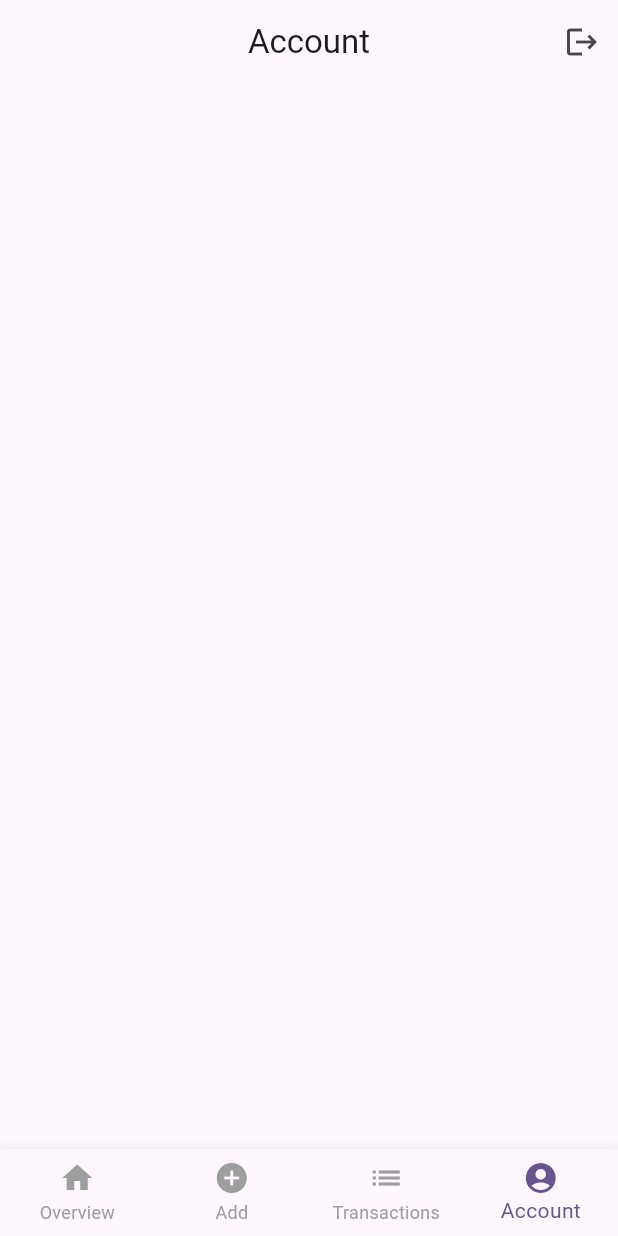
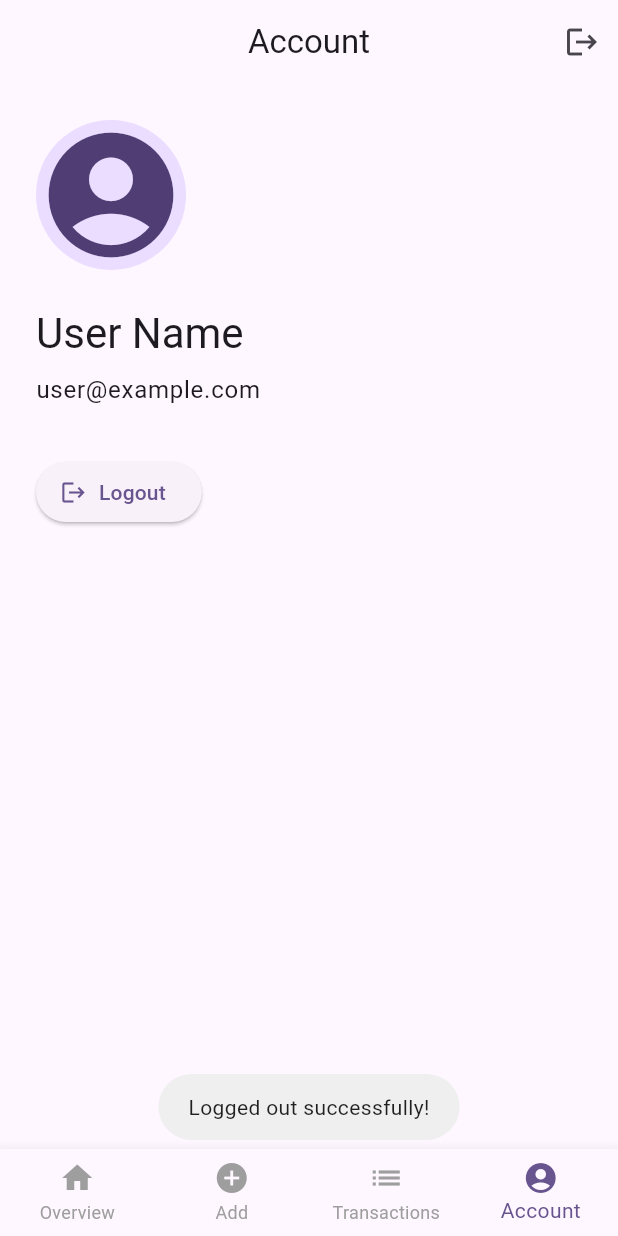
Before and after one commit to DamianoLuzi/CashFlowFlutter, a Flutter app: the screen it shows once a user with an empty profile is signed in, item 4 of the bottom bar chosen, after a tap on the "logout" icon, on a phone screen of 412 x 824 dp. Run offline on Flutter 3.47's test engine with Material 3 defaults, Android fonts, the phone set to English and light mode, and no system bars; our stand-ins replace cloud_firestore, firebase_auth, firebase_core, flutter_dotenv, fluttertoast, image_picker and 1 more; accounts and stored records are empty.

```diff
--- a/lib/main.dart
+++ b/lib/main.dart
@@ -1,10 +1,13 @@
 import 'package:flutter/material.dart';
-import 'package:flutterapp/screens/auth_service.dart';
+import 'package:flutterapp/repository/auth_service.dart';
 import 'package:firebase_core/firebase_core.dart';
 import 'package:firebase_auth/firebase_auth.dart';
 import 'package:flutterapp/screens/home.dart';
 import 'package:flutterapp/screens/login.dart';
 import 'package:flutterapp/screens/signup.dart';
+import 'package:flutterapp/viewmodels/category_view_model.dart';
+import 'package:flutterapp/viewmodels/transaction_view_model.dart';
+import 'package:provider/provider.dart';
 import 'package:supabase_flutter/supabase_flutter.dart' hide User;
 import 'package:flutter_dotenv/flutter_dotenv.dart';
 
@@ -22,14 +25,27 @@ void main() async {
   );
   WidgetsFlutterBinding.ensureInitialized();
   await Firebase.initializeApp(); // Initialize Firebase
-  runApp(const MyApp());
+  //runApp(const MyApp());
+  runApp(
+    MultiProvider(
+    providers: [
+      Provider<AuthService>(create: (_) => AuthService()),
+      ChangeNotifierProvider(create: (_) => CategoryViewModel()),
+      ChangeNotifierProvider(create: (_) => TransactionViewModel()),
+      // Add other providers/services as needed
+    ],
+      child: const MyApp(),
+    ),
+  );
 }
 
 class MyApp extends StatelessWidget {
+
   const MyApp({super.key});
 
   @override
   Widget build(BuildContext context) {
+    final authService = Provider.of<AuthService>(context, listen: false);
     return MaterialApp(
       title: 'ExpTrackPM Flutter',
       theme: ThemeData(
@@ -37,7 +53,8 @@ class MyApp extends StatelessWidget {
         useMaterial3: true,
       ),
       home: StreamBuilder<User?>(
-        stream: AuthService().authStateChanges,
+        stream: authService.authStateChanges,
+        //AuthService().authStateChanges,
         builder: (context, snapshot) {
           if (snapshot.connectionState == ConnectionState.waiting) {
             return const Center(child: CircularProgressIndicator());
--- a/lib/models/budget.dart
+++ b/lib/models/budget.dart
@@ -6,14 +6,12 @@ class Budget {
   final String userId;
   final String category;
   final double amount;
-  final Timestamp createdAt;
 
   Budget({
     this.id,
     required this.userId,
     required this.category,
     required this.amount,
-    required this.createdAt,
   });
 
   factory Budget.fromFirestore(DocumentSnapshot doc) {
@@ -22,8 +20,7 @@ class Budget {
       id: doc.id,
       userId: data['userId'] ?? '',
       category: data['category'] ?? '',
-      amount: (data['amount'] as num?)?.toDouble() ?? 0.0,
-      createdAt: data['createdAt'] ?? Timestamp.now(),
+      amount: (data['amount'] as num?)?.toDouble() ?? 0.0
     );
   }
 
@@ -32,7 +29,6 @@ class Budget {
       'userId': userId,
       'category': category,
       'amount': amount,
-      'createdAt': createdAt,
     };
   }
 }
--- a/lib/screens/home.dart
+++ b/lib/screens/home.dart
@@ -1,5 +1,7 @@
 import 'package:flutter/material.dart';
-import 'package:flutterapp/screens/auth_service.dart';
+import 'package:flutterapp/screens/add_transaction.dart';
+import 'package:flutterapp/repository/auth_service.dart';
+import 'package:flutterapp/screens/misc.dart';
 import 'package:fluttertoast/fluttertoast.dart';
 import 'package:provider/provider.dart';
 
@@ -33,10 +35,10 @@ class _HomeScreenState extends State<HomeScreen> {
   // We use PageStorageKey to maintain scroll position and state for each page
   // when navigating between tabs.
   static final List<Widget> _widgetOptions = <Widget>[
-   /*  const OverviewScreen(key: PageStorageKey('overviewScreen')),
+    const OverviewScreen(key: PageStorageKey('overviewScreen')),
     const AddTransactionScreen(key: PageStorageKey('addTransactionScreen')),
     const TransactionListScreen(key: PageStorageKey('transactionListScreen')),
-    const ProfileScreen(key: PageStorageKey('profileScreen')), */
+    const ProfileScreen(key: PageStorageKey('profileScreen')),
   ];
 
   // Controller for page view to allow programmatic page changes if needed
--- a/lib/screens/login.dart
+++ b/lib/screens/login.dart
@@ -1,5 +1,5 @@
 import 'package:flutter/material.dart';
-import 'package:flutterapp/screens/auth_service.dart';
+import 'package:flutterapp/repository/auth_service.dart';
 import 'package:fluttertoast/fluttertoast.dart';
 import 'package:provider/provider.dart';
 
--- /dev/null
+++ b/lib/screens/misc.dart
@@ -0,0 +1,86 @@
+import 'package:flutter/material.dart';
+import 'package:flutterapp/repository/auth_service.dart';
+import 'package:provider/provider.dart';
+
+class OverviewScreen extends StatelessWidget {
+  const OverviewScreen({Key? key}) : super(key: key);
+
+  @override
+  Widget build(BuildContext context) {
+    // Placeholder overview content
+    return Center(
+      child: Text(
+        'Overview Screen',
+        style: Theme.of(context).textTheme.headlineMedium,
+      ),
+    );
+  }
+}
+
+class TransactionListScreen extends StatelessWidget {
+  const TransactionListScreen({Key? key}) : super(key: key);
+
+  @override
+  Widget build(BuildContext context) {
+    // Placeholder list of transactions
+    return ListView.builder(
+      padding: const EdgeInsets.all(16),
+      itemCount: 10, // Replace with your transaction count
+      itemBuilder: (context, index) {
+        return Card(
+          margin: const EdgeInsets.symmetric(vertical: 8),
+          child: ListTile(
+            leading: const Icon(Icons.money),
+            title: Text('Transaction #$index'),
+            subtitle: Text('Description here'),
+            trailing: Text('-\$${(index + 1) * 10}'),
+          ),
+        );
+      },
+    );
+  }
+}
+
+class ProfileScreen extends StatelessWidget {
+  const ProfileScreen({Key? key}) : super(key: key);
+
+  @override
+  Widget build(BuildContext context) {
+    // Placeholder profile info with logout button
+    return Padding(
+      padding: const EdgeInsets.all(24.0),
+      child: Column(
+        crossAxisAlignment: CrossAxisAlignment.start,
+        children: [
+          const CircleAvatar(
+            radius: 50,
+            child: Icon(Icons.account_circle, size: 100),
+          ),
+          const SizedBox(height: 24),
+          Text(
+            'User Name',
+            style: Theme.of(context).textTheme.headlineMedium,
+          ),
+          const SizedBox(height: 8),
+          Text(
+            'user@example.com',
+            style: Theme.of(context).textTheme.bodyLarge,
+          ),
+          const SizedBox(height: 32),
+          ElevatedButton.icon(
+            onPressed: () {
+              // Call logout from AuthService or show confirmation
+              final authService = Provider.of<AuthService>(context, listen: false);
+              authService.signOut();
+              ScaffoldMessenger.of(context).showSnackBar(
+                const SnackBar(content: Text('Logged out')),
+              );
+            },
+            icon: const Icon(Icons.logout),
+            label: const Text('Logout'),
+          ),
+        ],
+      ),
+    );
+  }
+}
--- a/lib/screens/signup.dart
+++ b/lib/screens/signup.dart
@@ -1,5 +1,5 @@
 import 'package:flutter/material.dart';
-import 'package:flutterapp/screens/auth_service.dart';
+import 'package:flutterapp/repository/auth_service.dart';
 import 'package:fluttertoast/fluttertoast.dart';
 import 'package:provider/provider.dart';
 
```
Also changed, not shown: lib/screens/budgets.dart (added, +86 -0 lines), lib/screens/categories.dart (added, +72 -0 lines), lib/screens/transactions.dart (added, +125 -0 lines), lib/viewmodels/transaction_view_model.dart (+12 -0 lines), lib/repository/auth_service.dart (renamed from lib/screens/auth_service.dart), 3 other files.
